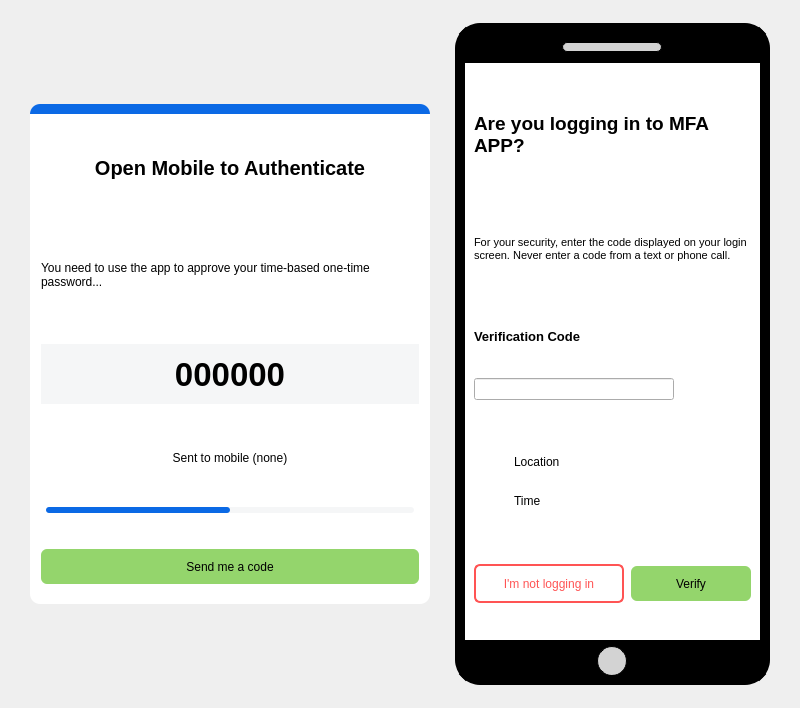
Old version of the form src/views/authenticate_views/totp_view.ui in the repository devforgely/MFA-Simulator.
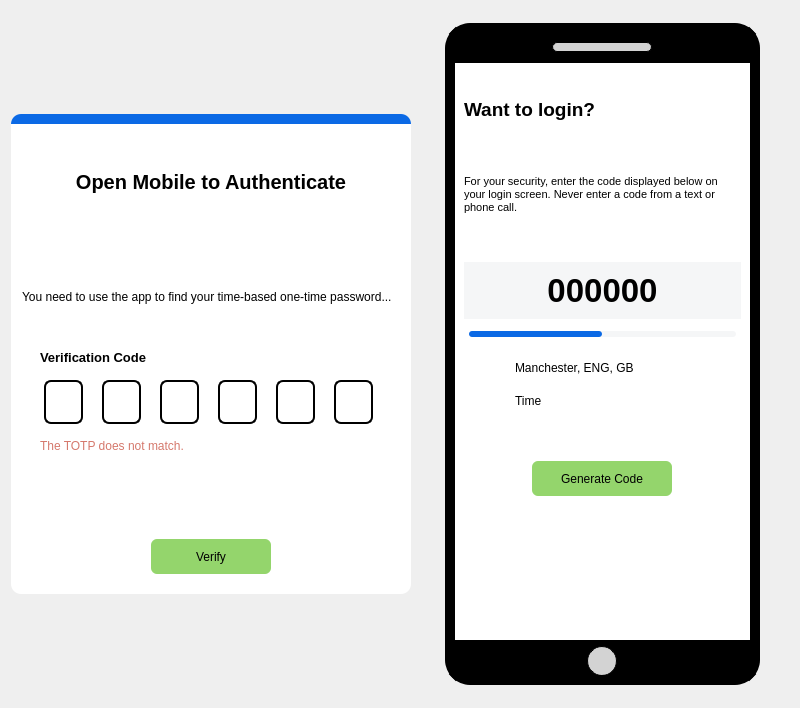
New version of the form. The open tabs and pages were chosen to show the change. Icons and pictures are not drawn. Custom widgets are drawn as their Qt base class.

Commit message: update chip pin and totp method

Patch:
```diff
--- a/src/views/authenticate_views/totp_view.ui
+++ b/src/views/authenticate_views/totp_view.ui
@@ -10,17 +10,23 @@
     <height>708</height>
    </rect>
   </property>
-  <property name="maximumSize">
-   <size>
-    <width>800</width>
-    <height>720</height>
-   </size>
+  <property name="sizePolicy">
+   <sizepolicy hsizetype="Expanding" vsizetype="Expanding">
+    <horstretch>0</horstretch>
+    <verstretch>0</verstretch>
+   </sizepolicy>
   </property>
   <property name="windowTitle">
    <string>Form</string>
   </property>
   <property name="styleSheet">
-   <string notr="true">#left_frame {
+   <string notr="true">QPushButton {
+	height: 35px;
+	border-radius: 6px;
+	border: none;
+}
+
+#left_frame {
 	background-color: white;
 	border-radius: 10px;
 }
@@ -31,37 +37,42 @@
 	background-color: #0b69e5;
 }
 
-#time_bar {
-	min-height: 6px;
-    max-height: 6px;
-    border-radius: 3px;
-	margin: 0px 5px 0px 5px;
-	background-color: #f5f6f7;
-}
-
-#time_bar::chunk {
-	min-height: 6px;
-    max-height: 6px;
-    border-radius: 3px;
-	background-color: #0b69e5;
-}
-
-QPushButton {
-	height: 35px;
-	border-radius: 6px;
-	border: none;
-}
-
-#left_frame QPushButton {
-	background-color:#94d56c;
-}
-
 #title_label {
 	margin-bottom: 30px;
 	font-size: 15pt;
 	font-weight: bold;
 }
 
+#verification_label {
+	font-size: 10pt;
+	font-weight: bold;
+	margin-left: 15px;
+}
+
+#code_container QLineEdit {
+	width: 35px;
+	height: 40px;
+	border: 2px solid black;
+	border-radius: 7px;
+	color: #000;
+	font-weight: bold;
+	font-size: 14pt;
+}
+
+#code_container QLineEdit:focus {
+	border: 2px solid #4070f4;
+}
+
+#verify_btn {
+	width: 120px;
+	background-color:#94d56c;
+}
+
+#phone_title {
+	font-size: 14pt;
+	font-weight: bold;
+}
+
 #code_label {
 	background-color: #f5f6f7;
 	margin: 20px 0px 5px 0px;
@@ -70,6 +81,29 @@
 	font-weight: bold;
 }
 
+#time_bar {
+	min-height: 6px;
+    max-height: 6px;
+    border-radius: 3px;
+	margin: 0px 5px 0px 5px;
+	background-color: #f5f6f7;
+}
+
+#time_bar::chunk {
+	min-height: 6px;
+    max-height: 6px;
+    border-radius: 3px;
+	background-color: #0b69e5;
+}
+
+#warning_label {
+	color: #d5786c;
+	margin-left: 15px;
+}
+
+#code_btn {
+	background-color:#94d56c;
+}
 
 #phone_frame {
 	border: 10px solid black;
@@ -99,41 +133,27 @@
 
 #phone_page2 {
 	background-color: white;
-}
-
-#phone_title {
-	font-size: 14pt;
-	font-weight: bold;
-}
-
-#verification_label {
-	font-size: 10pt;
-	font-weight: bold;
-}
-
-#verify_btn {
-	width: 120px;
-	background-color:#94d56c;
-}
-
-#not_login_btn {
-	border: 2px solid #ff5454;
-	color: #ff5454;
 }</string>
   </property>
   <layout class="QHBoxLayout" name="horizontalLayout">
-   <item>
-    <widget class="QFrame" name="left_frame">
+   <item alignment="Qt::AlignRight">
+    <widget class="ShadowFrame" name="left_frame">
      <property name="sizePolicy">
       <sizepolicy hsizetype="Preferred" vsizetype="Preferred">
        <horstretch>0</horstretch>
        <verstretch>0</verstretch>
       </sizepolicy>
      </property>
-     <property name="maximumSize">
+     <property name="minimumSize">
       <size>
        <width>400</width>
-       <height>500</height>
+       <height>400</height>
+      </size>
+     </property>
+     <property name="maximumSize">
+      <size>
+       <width>500</width>
+       <height>480</height>
       </size>
      </property>
      <property name="frameShape">
@@ -202,7 +222,7 @@
         <item>
          <widget class="QLabel" name="label_3">
           <property name="text">
-           <string>You need to use the app to approve your time-based one-time password...</string>
+           <string>You need to use the app to find your time-based one-time password...</string>
           </property>
           <property name="alignment">
            <set>Qt::AlignLeading|Qt::AlignLeft|Qt::AlignVCenter</set>
@@ -216,73 +236,155 @@
          </widget>
         </item>
         <item>
-         <widget class="QLabel" name="code_label">
+         <widget class="QLabel" name="verification_label">
+          <property name="sizePolicy">
+           <sizepolicy hsizetype="Maximum" vsizetype="Maximum">
+            <horstretch>0</horstretch>
+            <verstretch>0</verstretch>
+           </sizepolicy>
+          </property>
           <property name="text">
-           <string>000000</string>
+           <string>Verification Code</string>
           </property>
+         </widget>
+        </item>
+        <item>
+         <widget class="QWidget" name="code_container" native="true">
+          <property name="sizePolicy">
+           <sizepolicy hsizetype="Preferred" vsizetype="Maximum">
+            <horstretch>0</horstretch>
+            <verstretch>0</verstretch>
+           </sizepolicy>
+          </property>
+          <layout class="QHBoxLayout" name="horizontalLayout_2">
+           <item>
+            <widget class="QLineEdit" name="code1">
+             <property name="sizePolicy">
+              <sizepolicy hsizetype="Fixed" vsizetype="Fixed">
+               <horstretch>0</horstretch>
+               <verstretch>0</verstretch>
+              </sizepolicy>
+             </property>
+             <property name="maxLength">
+              <number>1</number>
+             </property>
           <property name="alignment">
            <set>Qt::AlignCenter</set>
           </property>
          </widget>
         </item>
         <item>
-         <widget class="QLabel" name="sent_label">
-          <property name="text">
-           <string>Sent to mobile (none)</string>
-          </property>
+            <widget class="QLineEdit" name="code2">
+             <property name="sizePolicy">
+              <sizepolicy hsizetype="Fixed" vsizetype="Fixed">
+               <horstretch>0</horstretch>
+               <verstretch>0</verstretch>
+              </sizepolicy>
+             </property>
+             <property name="maxLength">
+              <number>1</number>
+             </property>
           <property name="alignment">
            <set>Qt::AlignCenter</set>
           </property>
          </widget>
         </item>
         <item>
-         <widget class="QProgressBar" name="time_bar">
-          <property name="maximum">
-           <number>60</number>
-          </property>
-          <property name="value">
-           <number>30</number>
+            <widget class="QLineEdit" name="code3">
+             <property name="sizePolicy">
+              <sizepolicy hsizetype="Fixed" vsizetype="Fixed">
+               <horstretch>0</horstretch>
+               <verstretch>0</verstretch>
+              </sizepolicy>
+             </property>
+             <property name="maxLength">
+              <number>1</number>
           </property>
           <property name="alignment">
            <set>Qt::AlignCenter</set>
           </property>
-          <property name="textVisible">
-           <bool>false</bool>
-          </property>
-          <property name="format">
-           <string/>
-          </property>
+            </widget>
+           </item>
+           <item>
+            <widget class="QLineEdit" name="code4">
+             <property name="sizePolicy">
+              <sizepolicy hsizetype="Fixed" vsizetype="Fixed">
+               <horstretch>0</horstretch>
+               <verstretch>0</verstretch>
+              </sizepolicy>
+             </property>
+             <property name="maxLength">
+              <number>1</number>
+             </property>
+             <property name="alignment">
+              <set>Qt::AlignCenter</set>
+             </property>
          </widget>
         </item>
         <item>
-         <layout class="QVBoxLayout" name="bottom_layout">
-          <property name="topMargin">
-           <number>30</number>
-          </property>
+            <widget class="QLineEdit" name="code5">
+             <property name="sizePolicy">
+              <sizepolicy hsizetype="Fixed" vsizetype="Fixed">
+               <horstretch>0</horstretch>
+               <verstretch>0</verstretch>
+              </sizepolicy>
+             </property>
+             <property name="maxLength">
+              <number>1</number>
+             </property>
+             <property name="alignment">
+              <set>Qt::AlignCenter</set>
+             </property>
+            </widget>
+           </item>
           <item>
-           <widget class="QPushButton" name="code_btn">
-            <property name="minimumSize">
-             <size>
-              <width>140</width>
-              <height>0</height>
-             </size>
+            <widget class="QLineEdit" name="code6">
+             <property name="sizePolicy">
+              <sizepolicy hsizetype="Fixed" vsizetype="Fixed">
+               <horstretch>0</horstretch>
+               <verstretch>0</verstretch>
+              </sizepolicy>
+             </property>
+             <property name="maxLength">
+              <number>1</number>
+             </property>
+             <property name="alignment">
+              <set>Qt::AlignCenter</set>
+             </property>
+            </widget>
+           </item>
+          </layout>
+         </widget>
+        </item>
+        <item alignment="Qt::AlignTop">
+         <widget class="QLabel" name="warning_label">
+          <property name="text">
+           <string>The TOTP does not match.</string>
+          </property>
+         </widget>
+        </item>
+        <item alignment="Qt::AlignHCenter">
+         <widget class="QPushButton" name="verify_btn">
+          <property name="sizePolicy">
+           <sizepolicy hsizetype="Maximum" vsizetype="Fixed">
+            <horstretch>0</horstretch>
+            <verstretch>0</verstretch>
+           </sizepolicy>
             </property>
             <property name="cursor">
              <cursorShape>PointingHandCursor</cursorShape>
             </property>
             <property name="text">
-             <string>Send me a code</string>
+           <string>Verify</string>
             </property>
            </widget>
           </item>
          </layout>
         </item>
        </layout>
-      </item>
-     </layout>
     </widget>
    </item>
-   <item>
+   <item alignment="Qt::AlignHCenter">
     <widget class="QFrame" name="phone_frame">
      <property name="sizePolicy">
       <sizepolicy hsizetype="Preferred" vsizetype="Preferred">
@@ -292,8 +394,8 @@
      </property>
      <property name="minimumSize">
       <size>
-       <width>282</width>
-       <height>441</height>
+       <width>315</width>
+       <height>500</height>
       </size>
      </property>
      <property name="maximumSize">
@@ -374,7 +476,7 @@
        </widget>
       </item>
       <item>
-       <widget class="QStackedWidget" name="phone_container">
+       <widget class="QFrame" name="phone_container">
         <property name="sizePolicy">
          <sizepolicy hsizetype="Maximum" vsizetype="Maximum">
           <horstretch>0</horstretch>
@@ -387,11 +489,6 @@
           <height>600</height>
          </size>
         </property>
-        <property name="currentIndex">
-         <number>0</number>
-        </property>
-        <widget class="QWidget" name="phone_page1"/>
-        <widget class="QWidget" name="phone_page2">
          <layout class="QVBoxLayout" name="verticalLayout_3">
           <property name="spacing">
            <number>7</number>
@@ -411,7 +508,7 @@
              </size>
             </property>
             <property name="text">
-             <string>Are you logging in to MFA APP?</string>
+            <string>Want to login?</string>
             </property>
             <property name="wordWrap">
              <bool>true</bool>
@@ -438,7 +535,7 @@
              </font>
             </property>
             <property name="text">
-             <string>For your security, enter the code displayed on your login screen. Never enter a code from a text or phone call.</string>
+            <string>For your security, enter the code displayed below on your login screen. Never enter a code from a text or phone call.</string>
             </property>
             <property name="wordWrap">
              <bool>true</bool>
@@ -446,28 +543,31 @@
            </widget>
           </item>
           <item>
-           <widget class="QLabel" name="verification_label">
-            <property name="maximumSize">
-             <size>
-              <width>150</width>
-              <height>20</height>
-             </size>
-            </property>
+          <widget class="QLabel" name="code_label">
             <property name="text">
-             <string>Verification Code</string>
+            <string>000000</string>
+           </property>
+           <property name="alignment">
+            <set>Qt::AlignCenter</set>
             </property>
            </widget>
           </item>
           <item>
-           <widget class="QLineEdit" name="code_field">
-            <property name="maximumSize">
-             <size>
-              <width>200</width>
-              <height>16777215</height>
-             </size>
-            </property>
-            <property name="maxLength">
-             <number>6</number>
+          <widget class="QProgressBar" name="time_bar">
+           <property name="maximum">
+            <number>60</number>
+           </property>
+           <property name="value">
+            <number>30</number>
+           </property>
+           <property name="alignment">
+            <set>Qt::AlignCenter</set>
+           </property>
+           <property name="textVisible">
+            <bool>false</bool>
+           </property>
+           <property name="format">
+            <string/>
             </property>
            </widget>
           </item>
@@ -480,10 +580,31 @@
              </size>
             </property>
             <layout class="QGridLayout" name="gridLayout">
-             <item row="0" column="1">
-              <widget class="QLabel" name="location_label">
+            <property name="leftMargin">
+             <number>20</number>
+            </property>
+            <item row="0" column="0">
+             <widget class="QLabel" name="label_7">
+              <property name="sizePolicy">
+               <sizepolicy hsizetype="Minimum" vsizetype="Preferred">
+                <horstretch>0</horstretch>
+                <verstretch>0</verstretch>
+               </sizepolicy>
+              </property>
+              <property name="maximumSize">
+               <size>
+                <width>25</width>
+                <height>25</height>
+               </size>
+              </property>
+              <property name="layoutDirection">
+               <enum>Qt::LeftToRight</enum>
+              </property>
                <property name="text">
-                <string>Location</string>
+               <string/>
+              </property>
+              <property name="pixmap">
+               <pixmap>../../resources/icons/map-pin.svg</pixmap>
                </property>
               </widget>
              </item>
@@ -516,41 +637,39 @@
                </property>
               </widget>
              </item>
-             <item row="0" column="0">
-              <widget class="QLabel" name="label_7">
+            <item row="0" column="1">
+             <widget class="QLabel" name="location_label">
+              <property name="text">
+               <string>Manchester, ENG, GB</string>
+              </property>
+             </widget>
+            </item>
+           </layout>
+          </widget>
+         </item>
+         <item>
+          <widget class="QWidget" name="widget" native="true">
                <property name="sizePolicy">
-                <sizepolicy hsizetype="Minimum" vsizetype="Preferred">
+            <sizepolicy hsizetype="Preferred" vsizetype="Expanding">
                  <horstretch>0</horstretch>
                  <verstretch>0</verstretch>
                 </sizepolicy>
                </property>
                <property name="maximumSize">
                 <size>
-                 <width>25</width>
-                 <height>25</height>
-                </size>
-               </property>
-               <property name="layoutDirection">
-                <enum>Qt::LeftToRight</enum>
-               </property>
-               <property name="text">
-                <string/>
-               </property>
-               <property name="pixmap">
-                <pixmap>../../resources/icons/map-pin.svg</pixmap>
-               </property>
-              </widget>
-             </item>
-            </layout>
-           </widget>
-          </item>
-          <item>
-           <layout class="QHBoxLayout" name="button_group_layout">
-            <item>
-             <widget class="QPushButton" name="not_login_btn">
+             <width>16777215</width>
+             <height>200</height>
+            </size>
+           </property>
+           <layout class="QVBoxLayout" name="bottom_layout">
+            <property name="topMargin">
+             <number>30</number>
+            </property>
+            <item alignment="Qt::AlignHCenter|Qt::AlignTop">
+             <widget class="QPushButton" name="code_btn">
               <property name="minimumSize">
                <size>
-                <width>150</width>
+                <width>140</width>
                 <height>0</height>
                </size>
               </property>
@@ -558,24 +677,14 @@
                <cursorShape>PointingHandCursor</cursorShape>
               </property>
               <property name="text">
-               <string>I'm not logging in</string>
+               <string>Generate Code</string>
               </property>
              </widget>
             </item>
-            <item>
-             <widget class="QPushButton" name="verify_btn">
-              <property name="cursor">
-               <cursorShape>PointingHandCursor</cursorShape>
-              </property>
-              <property name="text">
-               <string>Verify</string>
-              </property>
+           </layout>
              </widget>
             </item>
            </layout>
-          </item>
-         </layout>
-        </widget>
        </widget>
       </item>
       <item>
@@ -629,6 +738,14 @@
    </item>
   </layout>
  </widget>
+ <customwidgets>
+  <customwidget>
+   <class>ShadowFrame</class>
+   <extends>QFrame</extends>
+   <header location="global">widgets/shadow.h</header>
+   <container>1</container>
+  </customwidget>
+ </customwidgets>
  <resources/>
  <connections/>
 </ui>
```
Lines whose indentation alone changed are shown as unchanged. The commit also changes 50 other files.
